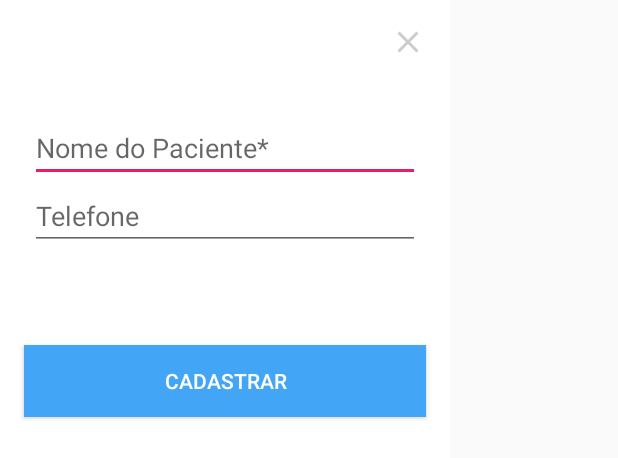
After one commit to juzejunior/Medify-VR, an Android app: the layout dialog_register_patient.xml on its own in the app's theme, with its tools: preview values and no code run, on a phone screen of 412 x 824 dp. The commit adds this screen. Shown: the top 458 px of the screen. Run offline under Robolectric (Android 15) with nearby library versions, the phone set to English and light mode, and no system bars.

Commit message:
add: user register

```diff
--- a/app/build.gradle
+++ b/app/build.gradle
@@ -62,6 +62,7 @@ dependencies {
     implementation 'com.google.android:flexbox:0.3.2'                  // google flexible box
     implementation 'com.crystal:crystalrangeseekbar:1.1.3'             // range seek bar
     implementation 'com.google.code.gson:gson:2.8.5'
+    implementation 'com.google.android.material:material:1.0.0-rc01'
 
     testImplementation 'junit:junit:4.12'
     androidTestImplementation 'androidx.test:runner:1.2.0'
--- a/app/src/main/java/br/com/spacerocket/medifyvr/adapter/PatientAdapter.kt
+++ b/app/src/main/java/br/com/spacerocket/medifyvr/adapter/PatientAdapter.kt
@@ -51,7 +51,7 @@ class PatientAdapter(private val mContext: Context, listPatient: ArrayList<Pacie
         val patient = listPatient[position]
 
         holder.tvNamePatient.text = patient.nome
-        holder.tvBirthDatePatient.text = patient.data_nascimento
+        holder.tvBirthDatePatient.text = patient.telefone
 
         holder.linearLayoutView.setOnClickListener {
             if (mContext is MainActivity) {
--- a/app/src/main/res/layout/activity_main.xml
+++ b/app/src/main/res/layout/activity_main.xml
@@ -16,7 +16,7 @@
 
         <LinearLayout
                 android:layout_width="match_parent"
-                android:layout_height="wrap_content"
+                android:layout_height="match_parent"
                 android:descendantFocusability="blocksDescendants"
                 android:orientation="vertical">
 
@@ -282,6 +282,7 @@
                                     android:textStyle="bold" />
 
                             <ImageButton
+                                    android:id="@+id/fabBTN"
                                     android:layout_width="?attr/actionBarSize"
                                     android:layout_height="?attr/actionBarSize"
                                     android:background="?attr/selectableItemBackgroundBorderless"
@@ -409,6 +410,8 @@
                     android:layout_width="0dp"
                     android:layout_height="@dimen/spacing_large" />
 
+
+
         </LinearLayout>
 
     </androidx.core.widget.NestedScrollView>
--- /dev/null
+++ b/app/src/main/res/layout/dialog_register_patient.xml
@@ -0,0 +1,83 @@
+<?xml version="1.0" encoding="utf-8"?>
+<LinearLayout xmlns:android="http://schemas.android.com/apk/res/android"
+              android:layout_width="300dp"
+              android:layout_height="wrap_content" xmlns:app="http://schemas.android.com/apk/res-auto"
+              android:background="@android:color/white"
+              android:orientation="vertical">
+
+    <LinearLayout
+        android:layout_width="match_parent"
+        android:layout_height="?android:attr/actionBarSize"
+        android:orientation="horizontal">
+
+        <View
+            android:layout_width="0dp"
+            android:layout_height="0dp"
+            android:layout_weight="1" />
+
+        <ImageButton
+                android:id="@+id/bt_close"
+                android:layout_width="?android:attr/actionBarSize"
+                android:layout_height="?android:attr/actionBarSize"
+                android:contentDescription="closebutton"
+                android:background="#FFFFFF"
+                android:tint="@color/grey_20"
+                app:srcCompat="@drawable/ic_close" />
+
+    </LinearLayout>
+
+    <LinearLayout
+        android:layout_width="match_parent"
+        android:layout_height="wrap_content"
+        android:gravity="center"
+        android:minHeight="120dp"
+        android:orientation="vertical"
+        android:padding="@dimen/spacing_mlarge">
+
+        <EditText android:layout_width="match_parent"
+                  android:layout_height="wrap_content"
+                  android:id="@+id/patientNameET"
+                  android:hint="Nome do Paciente*"
+        />
+
+        <EditText
+                android:id="@+id/patientPhoneET"
+                android:layout_width="match_parent"
+                android:layout_height="wrap_content"
+                android:hint="Telefone"
+            />
+
+
+    </LinearLayout>
+
+    <LinearLayout
+        android:layout_width="match_parent"
+        android:layout_height="wrap_content"
+        android:layout_marginBottom="?android:attr/actionBarSize"
+        android:layout_marginLeft="@dimen/spacing_large"
+        android:layout_marginRight="@dimen/spacing_large"
+        android:layout_marginTop="8dp"
+        android:orientation="horizontal"
+        android:paddingBottom="@dimen/spacing_small">
+
+    </LinearLayout>
+
+    <RelativeLayout
+        android:layout_marginTop="-40dp"
+        android:layout_width="match_parent"
+        android:layout_height="wrap_content"
+        android:paddingBottom="20dp"
+        android:gravity="center">
+
+        <Button
+                android:id="@+id/bt_keep"
+                android:background="@color/colorPrimary"
+                android:text="Cadastrar"
+                android:textColor="#fff"
+                android:layout_width="match_parent"
+                android:layout_margin="16dp"
+                android:layout_height="wrap_content"/>
+
+    </RelativeLayout>
+
+</LinearLayout>
--- a/app/src/main/res/values/colors.xml
+++ b/app/src/main/res/values/colors.xml
@@ -2,7 +2,7 @@
 <resources>
     <color name="colorPrimary">#42a5f5</color>
     <color name="colorPrimaryDark">#1e88e5</color>
-    <color name="colorAccent">#FFFF</color>
+    <color name="colorAccent">#e91e63</color>
 
     <color name="colorAccentDark">#F50057</color>
     <color name="colorAccentLight">#FF80AB</color>
--- a/app/src/main/res/values/styles.xml
+++ b/app/src/main/res/values/styles.xml
@@ -7,7 +7,7 @@
         <item name="colorControlNormal">@android:color/white</item>
         <item name="colorControlActivated">@android:color/white</item>
         <item name="colorControlHighlight">@android:color/white</item>
-        <item name="android:textColor">@color/colorPrimaryDark</item>
+        <item name="android:textColor">@android:color/white</item>
         <item name="android:textColorPrimary">@android:color/white</item>
         <item name="android:textColorSecondary">@android:color/white</item>
         <item name="android:windowBackground">@color/colorPrimary</item>
```
Also changed, not shown: app/src/main/java/br/com/spacerocket/medifyvr/MainActivity.kt (+85 -4 lines), app/src/main/java/br/com/spacerocket/medifyvr/Paciente.java (+7 -17 lines), app/src/main/res/drawable/ic_add.xml (+3 -8 lines).
